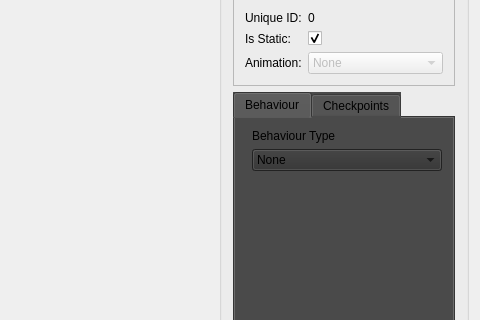
Old version of the form SSPSolution/SSP_Editor/SSP_Editor.ui in the repository Chringo/SSP; both pictures show x 691 to 1171 and y 262 to 582 of the 1171 by 736 pixel window.
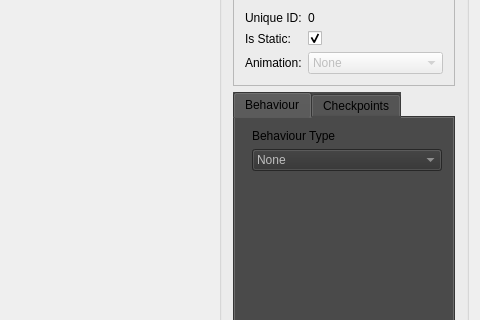
New version of the form.

Commit message: FIX: now you cannot assign any attributes when you start the editor and nothing is selected

The edit to the form file:
```diff
--- a/SSPSolution/SSP_Editor/SSP_Editor.ui
+++ b/SSPSolution/SSP_Editor/SSP_Editor.ui
@@ -858,6 +858,9 @@
            </item>
            <item row="2" column="1">
             <widget class="QComboBox" name="BehaviourDropDown">
+             <property name="enabled">
+              <bool>false</bool>
+             </property>
              <property name="styleSheet">
               <string notr="true">background-color: rgb(48, 48, 48);</string>
              </property>
```
The commit also changes 1 other file.
